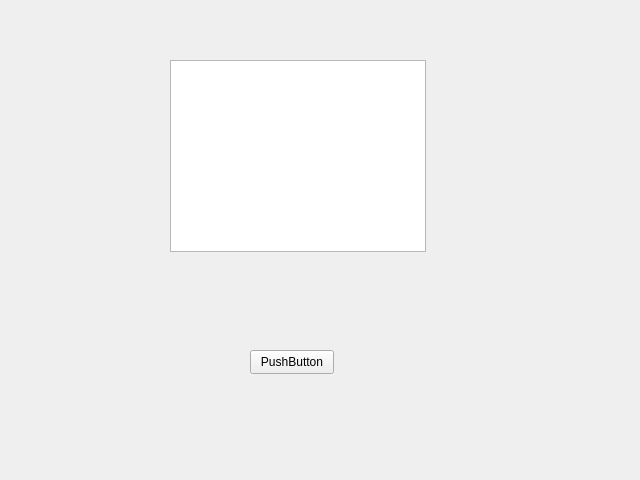
Qt form fileexplorer.ui (Q-Wednesday/FTPClient) before a commit.
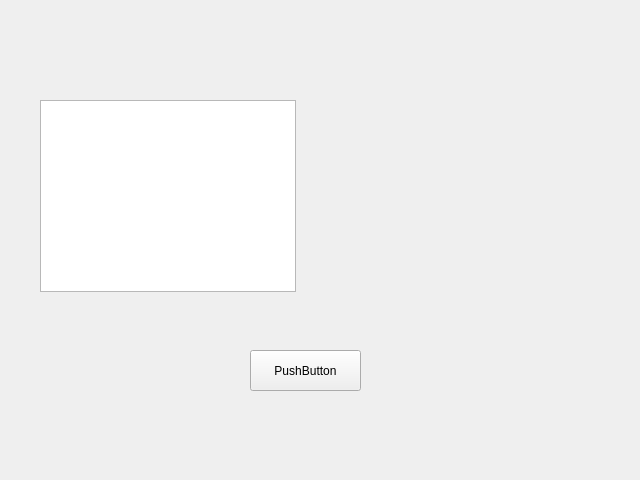
The same form after that commit.

```diff
--- a/fileexplorer.ui
+++ b/fileexplorer.ui
@@ -16,8 +16,8 @@
   <widget class="QListView" name="listView">
    <property name="geometry">
     <rect>
-     <x>170</x>
-     <y>60</y>
+     <x>40</x>
+     <y>100</y>
      <width>256</width>
      <height>192</height>
     </rect>
@@ -28,8 +28,8 @@
     <rect>
      <x>250</x>
      <y>350</y>
-     <width>84</width>
-     <height>24</height>
+     <width>111</width>
+     <height>41</height>
     </rect>
    </property>
    <property name="text">
```
